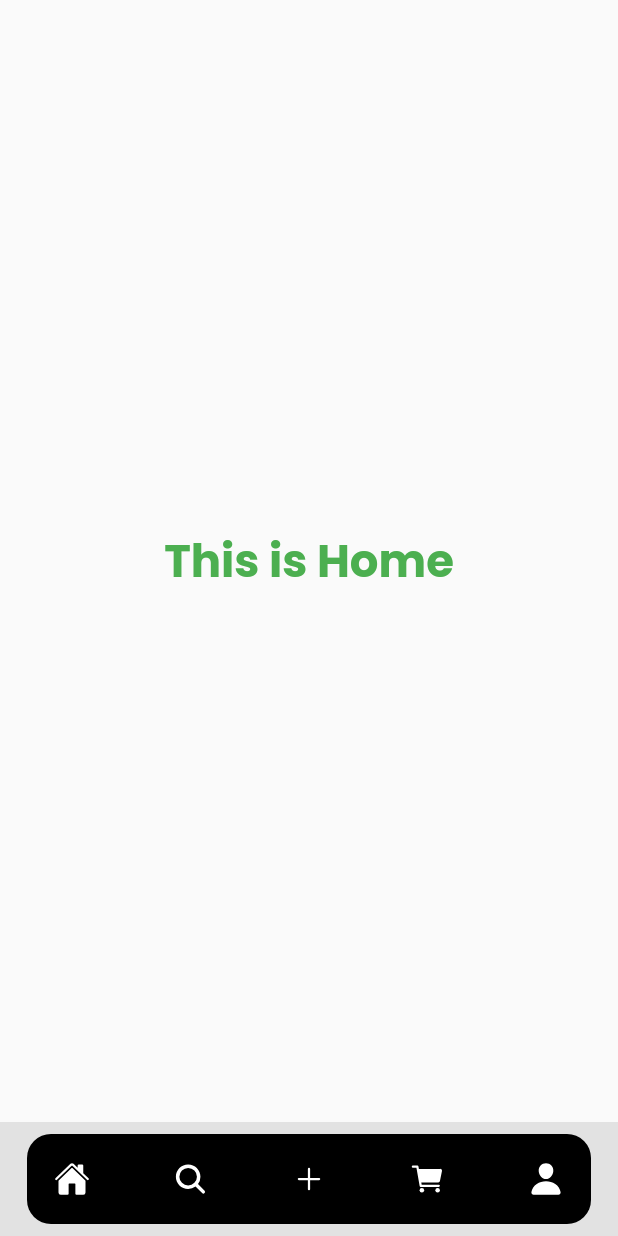
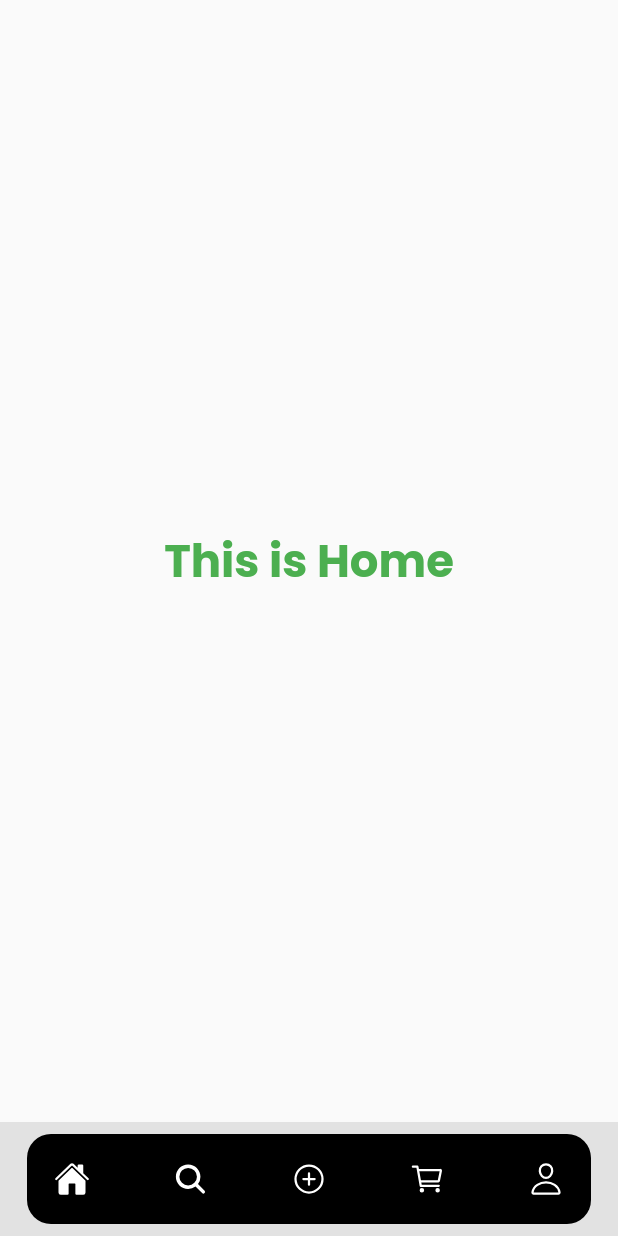
Before and after one commit to ScribbleRiyad/online_shop_app_with_providerStateMangementy_hive, a Flutter app: the screen it shows after launch, on a phone screen of 412 x 824 dp. Run offline on Flutter 3.47's test engine with Material 2 defaults, Android fonts, the phone set to English and light mode, and no system bars; our stand-ins replace google_fonts, ionicons.

Commit message:
pushing Code

```diff
--- /dev/null
+++ b/lib/ Widgets/custom_bottom_nav_bar.dart
@@ -0,0 +1,71 @@
+import 'package:flutter/material.dart';
+import 'package:ionicons/ionicons.dart';
+import 'package:online_shop/%20Widgets/bottomnav_icon.dart';
+import 'package:provider/provider.dart';
+
+import '../Provider/mainpage_provider.dart';
+
+class CustomBottomNavBar extends StatelessWidget {
+  const CustomBottomNavBar({super.key});
+
+  @override
+  Widget build(BuildContext context) {
+    return Consumer<MainPageProvider>(
+        builder: (context, mainPageProvider, child) {
+      return SafeArea(
+          child: Padding(
+        padding: const EdgeInsets.all(8.0),
+        child: Container(
+          padding: const EdgeInsets.all(12),
+          margin: const EdgeInsets.symmetric(horizontal: 10),
+          decoration: const BoxDecoration(
+              color: Colors.black,
+              borderRadius: BorderRadius.all(Radius.circular(16))),
+          child: Row(
+            mainAxisAlignment: MainAxisAlignment.spaceBetween,
+            children: [
+              BottomNavIcon(
+                icon: mainPageProvider.pageIndex == 0
+                    ? Ionicons.home
+                    : Ionicons.home_outline,
+                onTap: () {
+                  mainPageProvider.pageIndex = 0;
+                },
+              ),
+              BottomNavIcon(
+                icon: Ionicons.search,
+                onTap: () {
+                  mainPageProvider.pageIndex = 1;
+                },
+              ),
+              BottomNavIcon(
+                icon: mainPageProvider.pageIndex == 2
+                    ? Ionicons.add
+                    : Ionicons.add_circle_outline,
+                onTap: () {
+                  mainPageProvider.pageIndex = 2;
+                },
+              ),
+              BottomNavIcon(
+                icon: mainPageProvider.pageIndex == 3
+                    ? Ionicons.cart
+                    : Ionicons.cart_outline,
+                onTap: () {
+                  mainPageProvider.pageIndex = 3;
+                },
+              ),
+              BottomNavIcon(
+                icon: mainPageProvider.pageIndex == 4
+                    ? Ionicons.person
+                    : Ionicons.person_outline,
+                onTap: () {
+                  mainPageProvider.pageIndex = 4;
+                },
+              ),
+            ],
+          ),
+        ),
+      ));
+    });
+  }
+}
--- /dev/null
+++ b/lib/Provider/mainpage_provider.dart
@@ -0,0 +1,10 @@
+import 'package:flutter/material.dart';
+
+class MainPageProvider extends ChangeNotifier {
+  int _pageIndex = 0;
+  int get pageIndex => _pageIndex;
+  set pageIndex(int newPageIndex) {
+    _pageIndex = newPageIndex;
+    notifyListeners();
+  }
+}
--- a/lib/View/Presentations/mainpage.dart
+++ b/lib/View/Presentations/mainpage.dart
@@ -1,10 +1,11 @@
 import 'package:flutter/material.dart';
-import 'package:ionicons/ionicons.dart';
 import 'package:online_shop/View/Presentations/cartpage.dart';
 import 'package:online_shop/View/Presentations/homepage.dart';
 import 'package:online_shop/View/Presentations/profilepage.dart';
 import 'package:online_shop/View/Presentations/searchpage.dart';
-import '../../ Widgets/bottomnav_icon.dart';
+import 'package:provider/provider.dart';
+import '../../ Widgets/custom_bottom_nav_bar.dart';
+import '../../Provider/mainpage_provider.dart';
 
 class MainScreen extends StatelessWidget {
   MainScreen({super.key});
@@ -17,46 +18,13 @@ class MainScreen extends StatelessWidget {
   ];
   @override
   Widget build(BuildContext context) {
-    int pageIndex = 0;
-    return Scaffold(
-      backgroundColor: const Color(0xFFE2E2E2),
-      body: pageList[pageIndex],
-      bottomNavigationBar: SafeArea(
-          child: Padding(
-        padding: const EdgeInsets.all(8.0),
-        child: Container(
-          padding: const EdgeInsets.all(12),
-          margin: const EdgeInsets.symmetric(horizontal: 10),
-          decoration: const BoxDecoration(
-              color: Colors.black,
-              borderRadius: BorderRadius.all(Radius.circular(16))),
-          child: Row(
-            mainAxisAlignment: MainAxisAlignment.spaceBetween,
-            children: [
-              BottomNavIcon(
-                icon: Ionicons.home,
-                onTap: () {},
-              ),
-              BottomNavIcon(
-                icon: Ionicons.search,
-                onTap: () {},
-              ),
-              BottomNavIcon(
-                icon: Ionicons.add,
-                onTap: () {},
-              ),
-              BottomNavIcon(
-                icon: Ionicons.cart,
-                onTap: () {},
-              ),
-              BottomNavIcon(
-                icon: Ionicons.person,
-                onTap: () {},
-              ),
-            ],
-          ),
-        ),
-      )),
-    );
+    return Consumer<MainPageProvider>(
+        builder: (context, mainPageProvider, child) {
+      return Scaffold(
+        backgroundColor: const Color(0xFFE2E2E2),
+        body: pageList[mainPageProvider.pageIndex],
+        bottomNavigationBar: const CustomBottomNavBar(),
+      );
+    });
   }
 }
--- a/lib/main.dart
+++ b/lib/main.dart
@@ -1,12 +1,16 @@
 import 'package:flutter/material.dart';
+import 'package:online_shop/Provider/mainpage_provider.dart';
+import 'package:provider/provider.dart';
 import 'View/Presentations/mainpage.dart';
 
 void main() {
-  runApp(const MyApp());
+  runApp(MultiProvider(providers: [
+    ChangeNotifierProvider(create: (context) => MainPageProvider()),
+  ], child: const OnlineShopApp()));
 }
 
-class MyApp extends StatelessWidget {
-  const MyApp({super.key});
+class OnlineShopApp extends StatelessWidget {
+  const OnlineShopApp({super.key});
 
   @override
   Widget build(BuildContext context) {
@@ -16,7 +20,7 @@ class MyApp extends StatelessWidget {
       theme: ThemeData(
         primarySwatch: Colors.blue,
       ),
-      home: const MainScreen(),
+      home: MainScreen(),
     );
   }
 }
--- a/pubspec.yaml
+++ b/pubspec.yaml
@@ -37,6 +37,7 @@ dependencies:
   cupertino_icons: ^1.0.2
   google_fonts: ^4.0.4
   ionicons: ^0.2.2
+  provider: ^6.0.5
 
 dev_dependencies:
   flutter_test:
```
Also changed, not shown: pubspec.lock, 1 other file.
